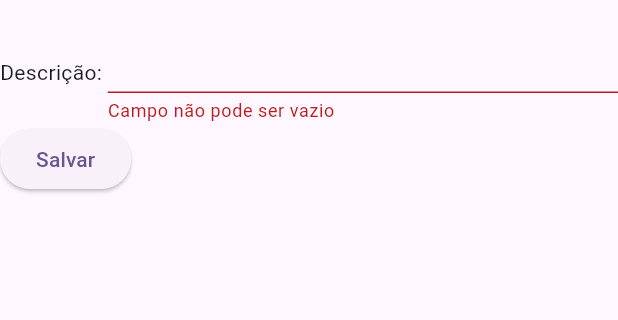
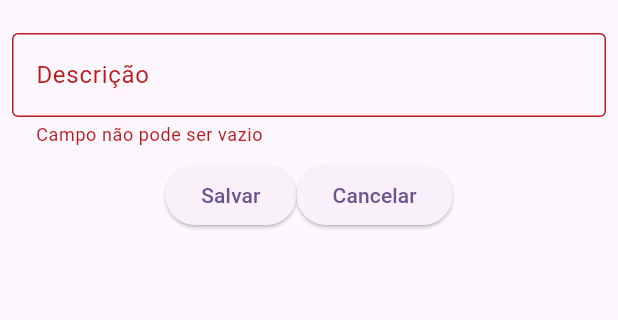
Before and after one commit to Juniorrek/desenvolvimentomobile, a Flutter app: the InserirProdutoPage screen opened by its route, after a tap on "Salvar", on a phone screen of 412 x 824 dp, the part 63-383 px from its top. Run offline on Flutter 3.47's test engine with Material 3 defaults, Android fonts, the phone set to English and light mode, and no system bars; network calls fail.

Commit message:
implementação de produto

```diff
--- a/lib/view/produtos/editar_produtos_page.dart
+++ b/lib/view/produtos/editar_produtos_page.dart
@@ -77,13 +77,13 @@ class _EditarProdutoPageState extends State<EditarProdutoPage> {
                     _salvar();
                   }
                 },
-                child: Text('Salvar')
+                child: const Text('Salvar')
               ),
               ElevatedButton(
                 onPressed: () {
                   Navigator.pop(context);
                 },
-                child: Text('Cancelar'),
+                child: const Text('Cancelar'),
               ),
             ])
           ])) // Form
--- a/lib/view/produtos/inserir_produtos_page.dart
+++ b/lib/view/produtos/inserir_produtos_page.dart
@@ -40,9 +40,12 @@ class _InserirProdutoState extends State<InserirProdutoPage> {
           key: _formKey,
           child: ListView(shrinkWrap: true, children: [
             Row(crossAxisAlignment: CrossAxisAlignment.center, children: [
-              Text("Descrição: "),
               Expanded(
+                  child: Padding(
+                    padding: const EdgeInsets.symmetric(
+                      horizontal: 8, vertical: 8),
                     child: TextFormField(
+                      decoration: const InputDecoration(border: OutlineInputBorder(), labelText: 'Descrição'),
                         controller: _descricaoController,
                         validator: (value) {
                           if (value!.isEmpty) {
@@ -50,10 +53,10 @@ class _InserirProdutoState extends State<InserirProdutoPage> {
                           }
                           return null;
                         },
-              ))
+                      )))
+
             ]),
-
-            Row(
+            Row( mainAxisAlignment: MainAxisAlignment.center,
               children: [
                 ElevatedButton(
                   onPressed: () {
@@ -61,7 +64,13 @@ class _InserirProdutoState extends State<InserirProdutoPage> {
                       _salvar();
                     }
                   },
-                  child: Text('Salvar'),
+                  child: const Text('Salvar'),
+                ),
+                ElevatedButton(
+                onPressed: () {
+                  Navigator.pop(context);
+                },
+                child: const Text('Cancelar'),
                 )
               ],
             )
@@ -71,11 +80,11 @@ class _InserirProdutoState extends State<InserirProdutoPage> {
 
   @override
   Widget build(BuildContext context) {
-    return new Scaffold(
+    return  Scaffold(
       appBar: AppBar(
-        title: Text("Inserir Produto"),
+        title: const Text("Inserir Produto"),
       ),
-      drawer: AppDrawer(),
+      drawer: const AppDrawer(),
       body: _buildForm(context),
     );
   }
```
Also changed, not shown: lib/view/clientes/listar_clientes_page.dart (+8 -8 lines), lib/view/produtos/listar_produtos_page.dart (+35 -19 lines). Lines whose indentation alone changed are shown as unchanged.
